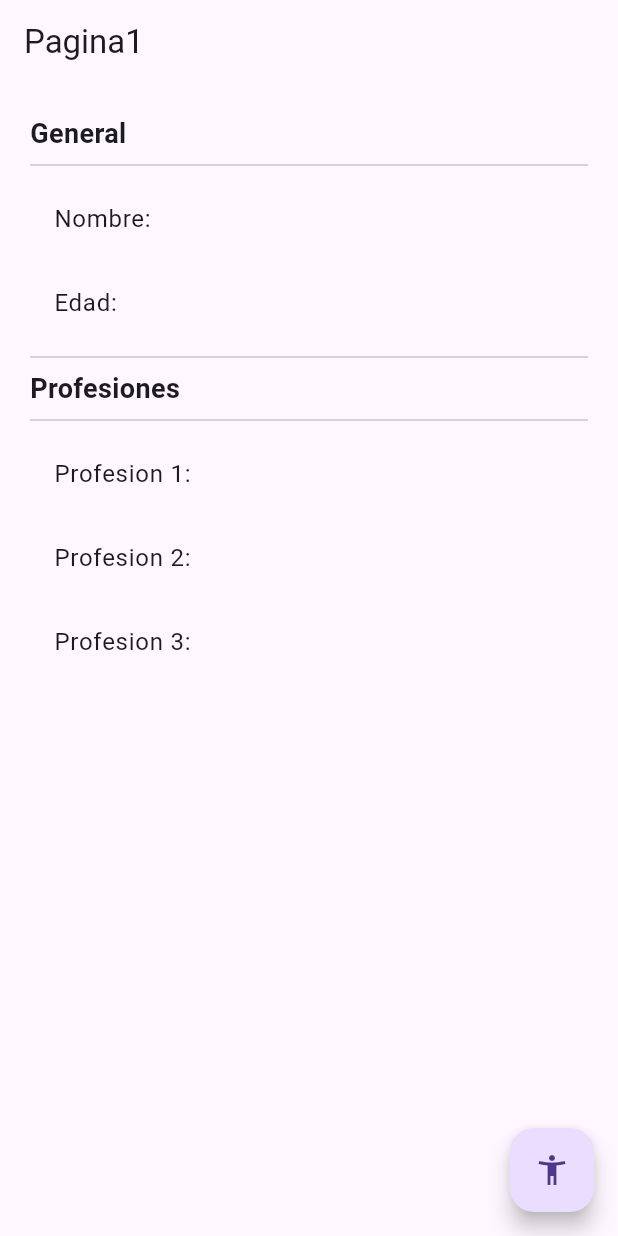
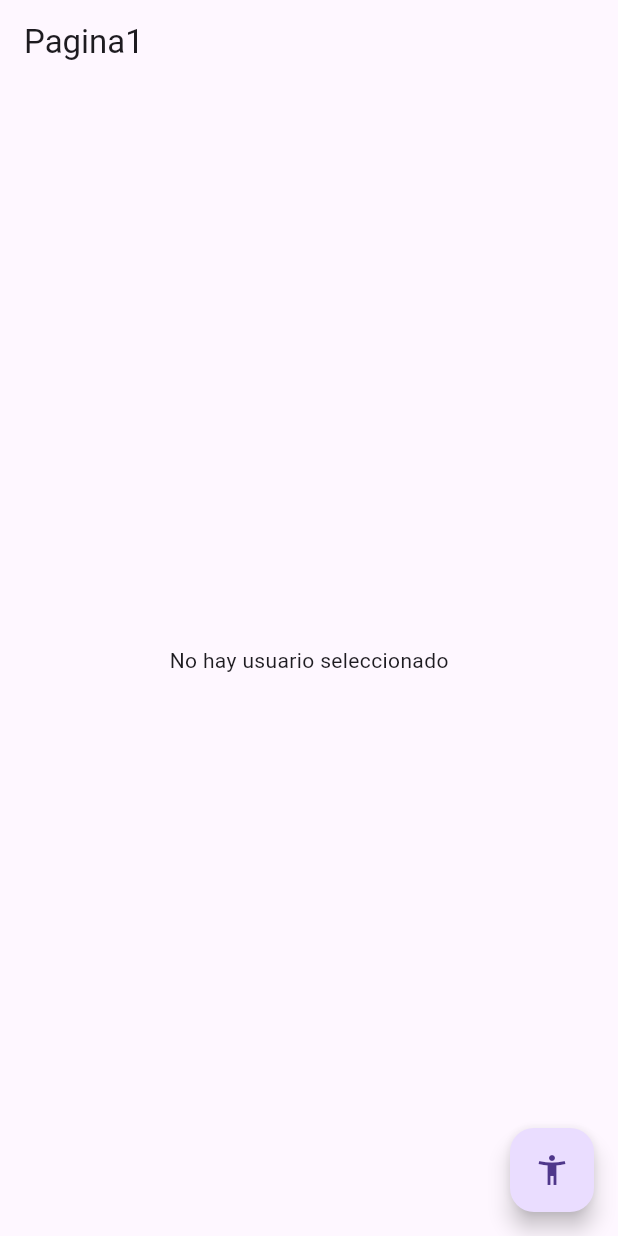
Before and after one commit to nestoorss/flutterTests, a Flutter app: the screen it shows after launch, on a phone screen of 412 x 824 dp. Run offline on Flutter 3.47's test engine with Material 3 defaults, Android fonts, the phone set to English and light mode, and no system bars; our stand-ins replace get.

Commit message:
Get terminado

```diff
--- /dev/null
+++ b/singletons_project/lib/controllers/usuario_controller.dart
@@ -0,0 +1,28 @@
+import 'package:get/get.dart';
+import 'package:singletons_project/models/usuario.dart';
+
+class UsuarioController extends GetxController {
+
+  var existeUsuario = false.obs;
+  var usuario = Usuario().obs;
+
+  int get profesionesCount => usuario.value.profesiones.length;
+
+  void cargarUsuario(Usuario pUsuario) {
+    this.existeUsuario.value = true;
+    this.usuario.value = pUsuario;
+  }
+
+  void cambiarEdad(int edad) {
+    this.usuario.update((val) {
+      val!.edad = edad;
+    });
+  }
+
+  void agregarProfesion(String profesion) {
+    this.usuario.update((val) {
+      val!.profesiones = [...val.profesiones, profesion];
+    });
+  }
+
+}
--- a/singletons_project/lib/main.dart
+++ b/singletons_project/lib/main.dart
@@ -1,4 +1,5 @@
 import 'package:flutter/material.dart';
+import 'package:get/get.dart';
 import 'package:singletons_project/pages/pagina1_page.dart';
 import 'package:singletons_project/pages/pagina2_page.dart';
 
@@ -7,14 +8,15 @@ void main() => runApp(MyApp());
 class MyApp extends StatelessWidget {
   @override
   Widget build(BuildContext context) {
-    return MaterialApp(
+    return GetMaterialApp(
       debugShowCheckedModeBanner: false,
       title: 'Material App',
       initialRoute: 'pagina1',
-      routes: {
-        'pagina1': (_) => Pagina1Page(),
-        'pagina2': (_) => Pagina2Page()
-      }
+      getPages: [
+        GetPage(name: '/pagina1', page: () => Pagina1Page()),
+        GetPage(name: '/pagina2', page: () => Pagina2Page())
+      ],
+      theme: ThemeData.light()
     );
   }
 }
--- a/singletons_project/lib/pages/pagina1_page.dart
+++ b/singletons_project/lib/pages/pagina1_page.dart
@@ -1,23 +1,48 @@
 import 'package:flutter/material.dart';
+import 'package:get/get.dart';
+import 'package:singletons_project/controllers/usuario_controller.dart';
+import 'package:singletons_project/models/usuario.dart';
 
 class Pagina1Page extends StatelessWidget {
 
   @override
   Widget build(BuildContext context) {
+
+    final usuarioCtrl = Get.put(UsuarioController());
+
     return Scaffold(
       appBar: AppBar(
         title: Text("Pagina1"),
       ),
-      body: InformacionUsuario(),
+      body: Obx(() => usuarioCtrl.existeUsuario.value
+                      ? InformacionUsuario(usuario: usuarioCtrl.usuario.value)
+                      : NoInfo()
+      ),
       floatingActionButton: FloatingActionButton(
         child: Icon(Icons.accessibility_new),
-        onPressed: () => Navigator.pushNamed(context, 'pagina2')
+        onPressed: () => Get.toNamed("pagina2")
       ),
     );
   }
 }
 
+class NoInfo extends StatelessWidget {
+  @override
+  Widget build(BuildContext context) {
+    return Container(
+      child: Center(
+        child: Text("No hay usuario seleccionado"),
+      )
+    );
+  }
+}
+
 class InformacionUsuario extends StatelessWidget {
+
+  final Usuario usuario;
+
+  const InformacionUsuario({super.key, required this.usuario});
+
   @override
   Widget build(BuildContext context) {
     return Container(
@@ -30,16 +55,16 @@ class InformacionUsuario extends StatelessWidget {
           Text("General", style: TextStyle(fontSize: 18, fontWeight: FontWeight.bold)),
           Divider(),
 
-          ListTile(title: Text("Nombre: ")),
-          ListTile(title: Text("Edad: ")),
+          ListTile(title: Text("Nombre: ${this.usuario.nombre}")),
+          ListTile(title: Text("Edad: ${this.usuario.edad}")),
           Divider(),
 
           Text("Profesiones", style: TextStyle(fontSize: 18, fontWeight: FontWeight.bold)),
           Divider(),
 
-          ListTile(title: Text("Profesion 1: ")),
-          ListTile(title: Text("Profesion 2: ")),
-          ListTile(title: Text("Profesion 3: ")),
+          ...usuario.profesiones.map((profesion) => ListTile(
+            title: Text(profesion),
+          )).toList()
         ],
       )
     );
--- a/singletons_project/pubspec.yaml
+++ b/singletons_project/pubspec.yaml
@@ -34,6 +34,7 @@ dependencies:
   # The following adds the Cupertino Icons font to your application.
   # Use with the CupertinoIcons class for iOS style icons.
   cupertino_icons: ^1.0.8
+  get: ^4.7.2
 
 dev_dependencies:
   flutter_test:
```
Also changed, not shown: singletons_project/lib/pages/pagina2_page.dart (+27 -3 lines).
